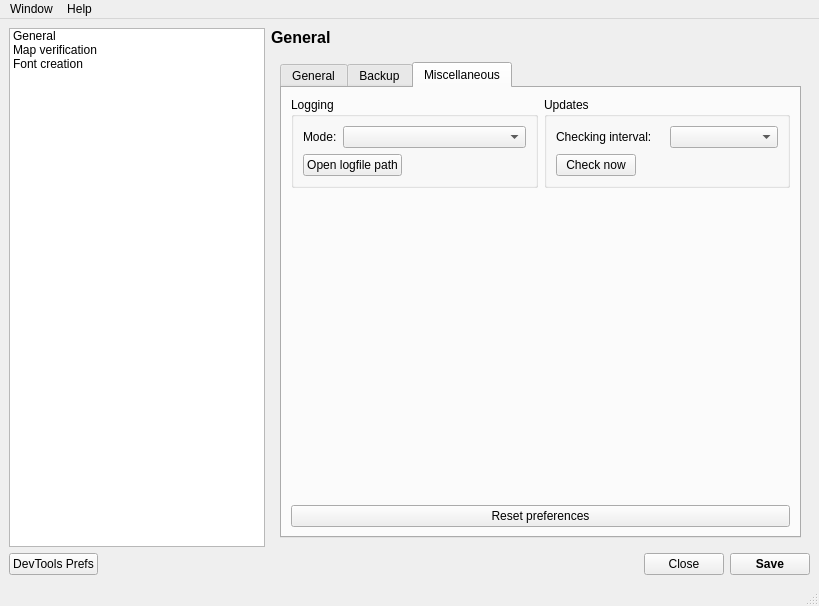
pietr26/OMSI-Tools, file OTModules/OTGeneric/wpreferences.ui: the form before one commit.
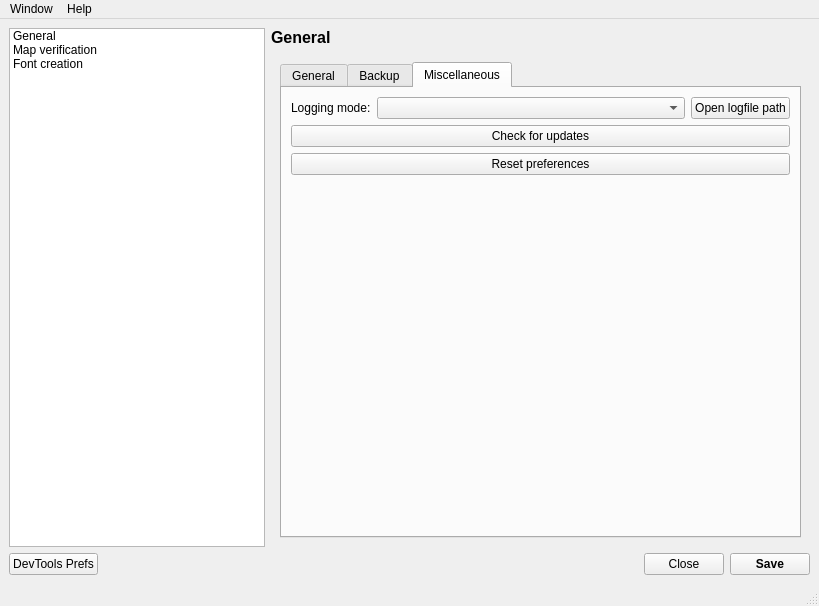
The form after the commit. The open tabs and pages were chosen to show the change. Icons and pictures are not drawn.

Commit message: Removed ability to select update check frequency

```diff
--- a/OTModules/OTGeneric/wpreferences.ui
+++ b/OTModules/OTGeneric/wpreferences.ui
@@ -514,15 +514,7 @@
                <attribute name="title">
                 <string>Miscellaneous</string>
                </attribute>
-               <layout class="QVBoxLayout" name="verticalLayout_11">
-                <item>
-                 <layout class="QHBoxLayout" name="horizontalLayout_13">
-                  <item>
-                   <widget class="QGroupBox" name="gbxLogging">
-                    <property name="title">
-                     <string>Logging</string>
-                    </property>
-                    <layout class="QVBoxLayout" name="verticalLayout_7">
+               <layout class="QVBoxLayout" name="verticalLayout_5">
                      <item>
                       <layout class="QHBoxLayout" name="horizontalLayout_10">
                        <item>
@@ -534,7 +526,7 @@
                           </sizepolicy>
                          </property>
                          <property name="text">
-                          <string>Mode:</string>
+                     <string>Logging mode:</string>
                          </property>
                         </widget>
                        </item>
@@ -545,8 +537,6 @@
                          </property>
                         </widget>
                        </item>
-                      </layout>
-                     </item>
                      <item>
                       <widget class="QPushButton" name="btnOpenLogfilePath">
                        <property name="sizePolicy">
@@ -561,49 +551,20 @@
                       </widget>
                      </item>
                     </layout>
-                   </widget>
-                  </item>
-                  <item>
-                   <widget class="QGroupBox" name="gbxUpdates">
-                    <property name="title">
-                     <string>Updates</string>
-                    </property>
-                    <layout class="QVBoxLayout" name="verticalLayout_5">
-                     <item>
-                      <layout class="QHBoxLayout" name="horizontalLayout_8">
-                       <item>
-                        <widget class="QLabel" name="lblAutoUpdateCheck">
-                         <property name="text">
-                          <string>Checking interval:</string>
-                         </property>
-                        </widget>
-                       </item>
-                       <item>
-                        <widget class="QComboBox" name="cobxAutoUpdateCheck">
-                         <property name="sizeAdjustPolicy">
-                          <enum>QComboBox::AdjustToContents</enum>
-                         </property>
-                        </widget>
-                       </item>
-                      </layout>
                      </item>
                      <item>
                       <widget class="QPushButton" name="btnCheckForUpdates">
-                       <property name="sizePolicy">
-                        <sizepolicy hsizetype="Maximum" vsizetype="Fixed">
-                         <horstretch>0</horstretch>
-                         <verstretch>0</verstretch>
-                        </sizepolicy>
-                       </property>
                        <property name="text">
-                        <string>Check now</string>
+                   <string>Check for updates</string>
                        </property>
                       </widget>
                      </item>
-                    </layout>
-                   </widget>
-                  </item>
-                 </layout>
+                <item>
+                 <widget class="QPushButton" name="btnResetPreferences">
+                  <property name="text">
+                   <string>Reset preferences</string>
+                  </property>
+                 </widget>
                 </item>
                 <item>
                  <spacer name="verticalSpacer_5">
@@ -618,13 +579,6 @@
                   </property>
                  </spacer>
                 </item>
-                <item>
-                 <widget class="QPushButton" name="btnResetPreferences">
-                  <property name="text">
-                   <string>Reset preferences</string>
-                  </property>
-                 </widget>
-                </item>
                </layout>
               </widget>
              </widget>
```
Lines whose indentation alone changed are shown as unchanged. The commit also changes 2 other files.
